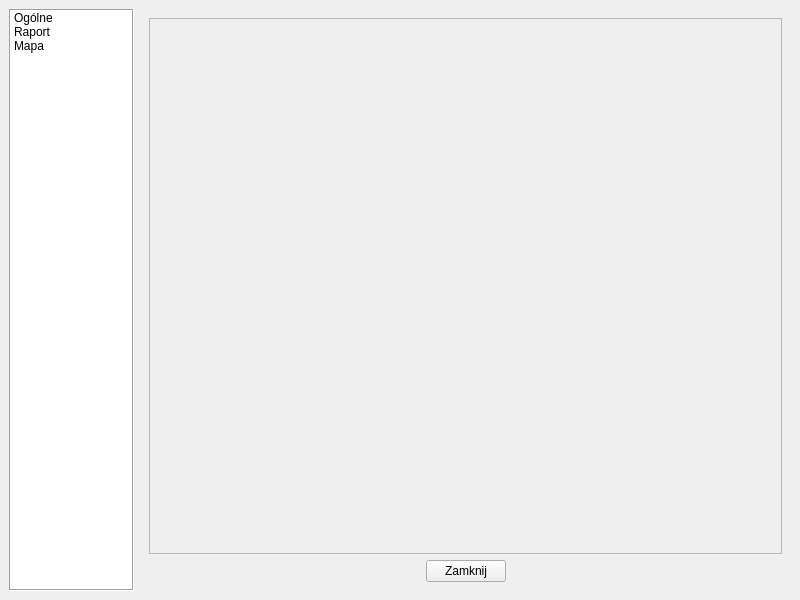
First picture: the form in Ui/settings-window.ui, repository kuba172/Demog, before the edit.
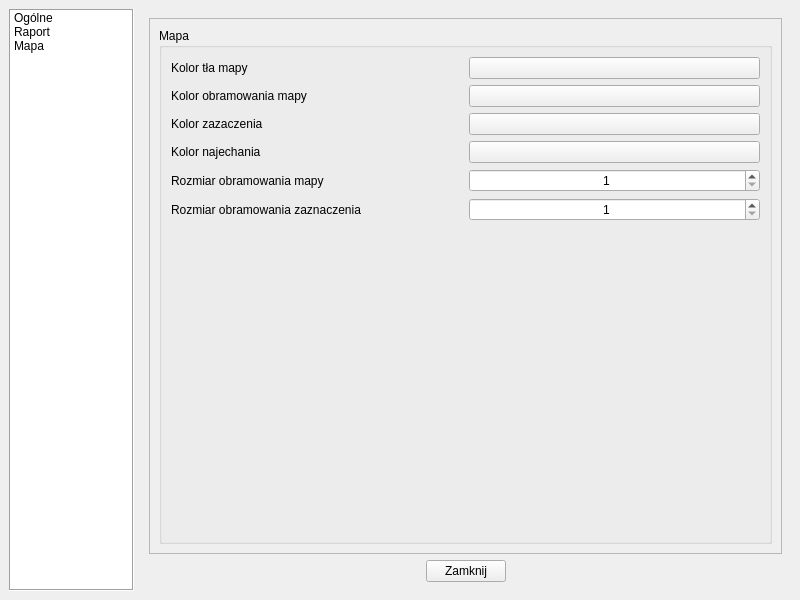
Second picture: the form after the edit. The open tabs and pages were chosen to show the change.

Commit message: change ui for settings and location list

```diff
--- a/Ui/settings-window.ui
+++ b/Ui/settings-window.ui
@@ -634,6 +634,153 @@
              <height>530</height>
             </rect>
            </property>
+           <layout class="QVBoxLayout" name="verticalLayout_16">
+            <item>
+             <widget class="QGroupBox" name="groupBox_4">
+              <property name="title">
+               <string>Mapa</string>
+              </property>
+              <layout class="QVBoxLayout" name="verticalLayout_10">
+               <item>
+                <layout class="QHBoxLayout" name="horizontalLayout_13">
+                 <item>
+                  <widget class="QLabel" name="label_8">
+                   <property name="text">
+                    <string>Kolor tła mapy</string>
+                   </property>
+                  </widget>
+                 </item>
+                 <item>
+                  <widget class="QPushButton" name="pushButton_Map_Color">
+                   <property name="text">
+                    <string/>
+                   </property>
+                  </widget>
+                 </item>
+                </layout>
+               </item>
+               <item>
+                <layout class="QHBoxLayout" name="horizontalLayout_17">
+                 <item>
+                  <widget class="QLabel" name="label_11">
+                   <property name="text">
+                    <string>Kolor obramowania mapy</string>
+                   </property>
+                  </widget>
+                 </item>
+                 <item>
+                  <widget class="QPushButton" name="pushButton_Border_Map_Color">
+                   <property name="text">
+                    <string/>
+                   </property>
+                  </widget>
+                 </item>
+                </layout>
+               </item>
+               <item>
+                <layout class="QHBoxLayout" name="horizontalLayout_15">
+                 <item>
+                  <widget class="QLabel" name="label_9">
+                   <property name="text">
+                    <string>Kolor zazaczenia</string>
+                   </property>
+                  </widget>
+                 </item>
+                 <item>
+                  <widget class="QPushButton" name="pushButton_Selection_Color">
+                   <property name="text">
+                    <string/>
+                   </property>
+                  </widget>
+                 </item>
+                </layout>
+               </item>
+               <item>
+                <layout class="QHBoxLayout" name="horizontalLayout_16">
+                 <item>
+                  <widget class="QLabel" name="label_10">
+                   <property name="text">
+                    <string>Kolor najechania </string>
+                   </property>
+                  </widget>
+                 </item>
+                 <item>
+                  <widget class="QPushButton" name="pushButton_Hover_Color">
+                   <property name="text">
+                    <string/>
+                   </property>
+                  </widget>
+                 </item>
+                </layout>
+               </item>
+               <item>
+                <layout class="QHBoxLayout" name="horizontalLayout_19">
+                 <item>
+                  <widget class="QLabel" name="label_13">
+                   <property name="text">
+                    <string>Rozmiar obramowania mapy</string>
+                   </property>
+                  </widget>
+                 </item>
+                 <item>
+                  <widget class="QSpinBox" name="spinBox_Map_Border_Size">
+                   <property name="alignment">
+                    <set>Qt::AlignCenter</set>
+                   </property>
+                   <property name="minimum">
+                    <number>1</number>
+                   </property>
+                   <property name="maximum">
+                    <number>10</number>
+                   </property>
+                  </widget>
+                 </item>
+                </layout>
+               </item>
+               <item>
+                <layout class="QHBoxLayout" name="horizontalLayout_18">
+                 <item>
+                  <widget class="QLabel" name="label_12">
+                   <property name="text">
+                    <string>Rozmiar obramowania zaznaczenia</string>
+                   </property>
+                  </widget>
+                 </item>
+                 <item>
+                  <widget class="QSpinBox" name="spinBox_Selection_Border_Size">
+                   <property name="alignment">
+                    <set>Qt::AlignCenter</set>
+                   </property>
+                   <property name="minimum">
+                    <number>1</number>
+                   </property>
+                   <property name="maximum">
+                    <number>10</number>
+                   </property>
+                  </widget>
+                 </item>
+                </layout>
+               </item>
+               <item>
+                <spacer name="verticalSpacer">
+                 <property name="orientation">
+                  <enum>Qt::Vertical</enum>
+                 </property>
+                 <property name="sizeType">
+                  <enum>QSizePolicy::Expanding</enum>
+                 </property>
+                 <property name="sizeHint" stdset="0">
+                  <size>
+                   <width>20</width>
+                   <height>40</height>
+                  </size>
+                 </property>
+                </spacer>
+               </item>
+              </layout>
+             </widget>
+            </item>
+           </layout>
           </widget>
          </widget>
         </item>
```
Left out of the diff: 2 changed lines with no effect on the pictures. The commit also changes 6 other files.
